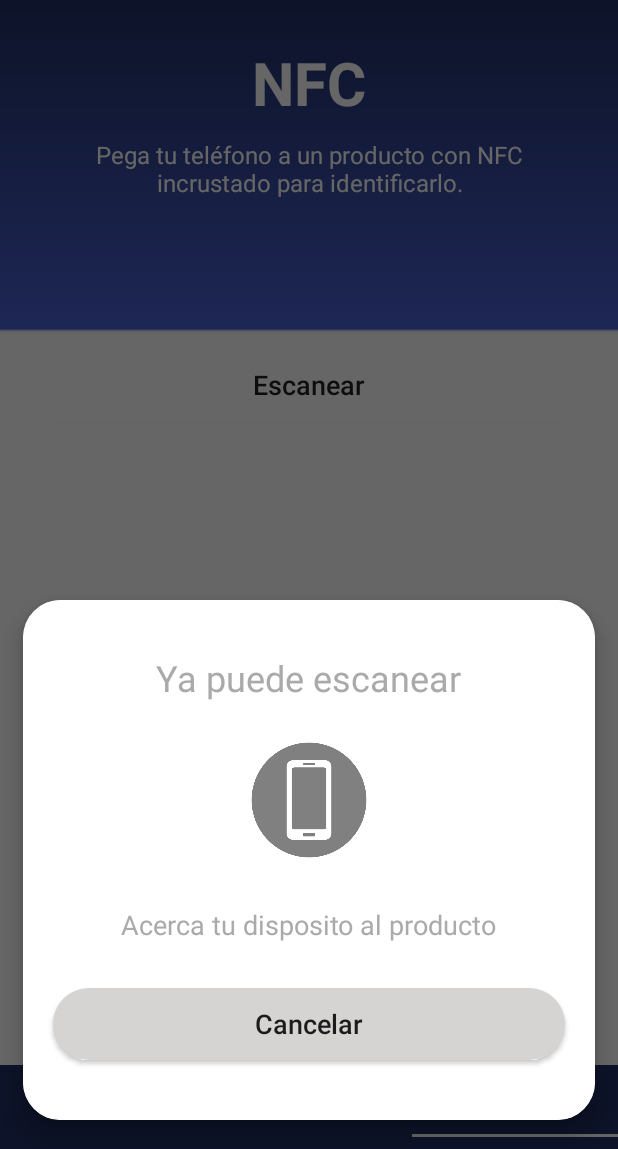
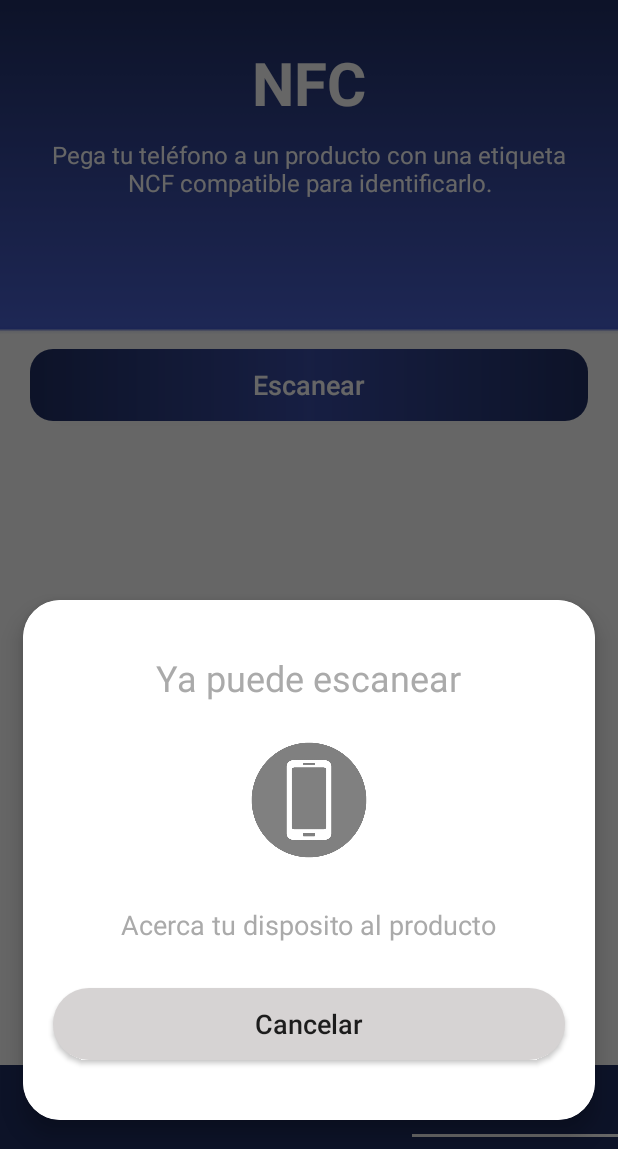
Before and after one commit to alvarodelaflor/clarify, an Android app: the screen it shows after launch once a user with an empty profile is signed in (MainActivity), item 3 of the bottom bar chosen, on a phone screen of 412 x 824 dp, the part 87-1236 px from its top. Run offline under Robolectric (Android 15) with nearby library versions, the phone set to English and light mode, and no system bars; our stand-ins replace CircleImageView, Firebase (no records; nobody signed in at launch, a user with empty details on screens opened directly), Picasso; libraries missing offline, so code that uses them is left out: io.realm; pictures from the network do not load; Roboto replaces fonts that are not available here; 4 statements that could not run were skipped.

Commit message:
[feat] New bottom style

```diff
--- a/clarify/app/src/main/res/drawable/btn_dos.xml
+++ b/clarify/app/src/main/res/drawable/btn_dos.xml
@@ -1,6 +1,8 @@
 <?xml version="1.0" encoding="utf-8"?>
-<ripple xmlns:android="http://schemas.android.com/apk/res/android"
+<shape xmlns:android="http://schemas.android.com/apk/res/android"
     android:color="@color/colorAccent">
 
-    <item android:drawable="@drawable/bg_ripple_2"/>
-</ripple>
+    <gradient android:startColor="@color/colorPrimary" android:centerColor="#394DA7" android:endColor="@color/colorPrimary" android:type="linear"/>
+
+    <corners android:radius="15dp"/>
+</shape>
--- /dev/null
+++ b/clarify/app/src/main/res/drawable/btn_shape_1.xml
@@ -0,0 +1,6 @@
+<?xml version="1.0" encoding="utf-8"?>
+<shape xmlns:android="http://schemas.android.com/apk/res/android">
+
+    <gradient android:startColor="#2AF598" android:endColor="#009EFD" android:type="linear"/>
+
+</shape>
--- a/clarify/app/src/main/res/layout/fragment_nfc_identify.xml
+++ b/clarify/app/src/main/res/layout/fragment_nfc_identify.xml
@@ -27,7 +27,7 @@
             android:layout_marginTop="10dp"
             android:layout_marginRight="25dp"
             android:layout_marginLeft="25dp"
-            android:text="Pega tu teléfono a un producto con NFC incrustado para identificarlo."
+            android:text="Pega tu teléfono a un producto con una etiqueta NCF compatible para identificarlo."
             android:textAlignment="center"
             android:textColor="@color/white"
             android:textSize="16sp" />
@@ -51,6 +51,7 @@
             android:layout_marginRight="20dp"
             android:background="@drawable/btn_dos"
             android:text="Escanear"
+            android:textColor="@color/white"
             android:textAllCaps="false"
             android:textSize="18sp" />
 
```
